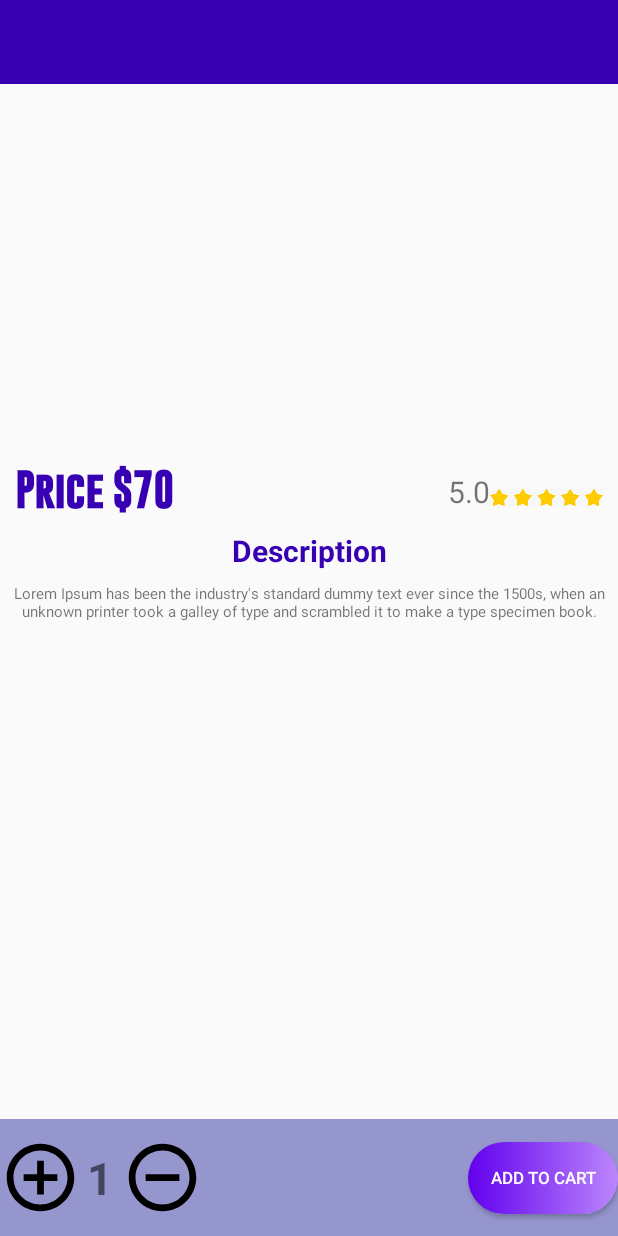
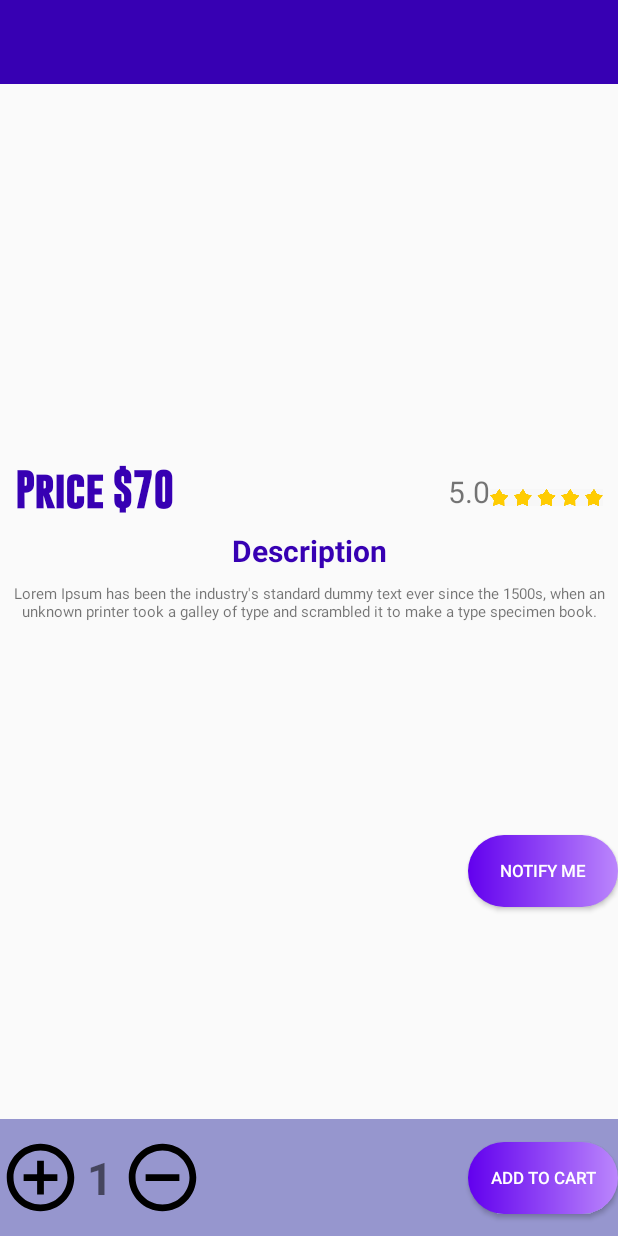
Before and after one commit to anagorea/ProjectCM, an Android app: the DetailedActivity screen opened directly, with no data from a screen before it, on a phone screen of 412 x 824 dp. Run offline under Robolectric (Android 15) with nearby library versions, the phone set to English and light mode, and no system bars; our stand-ins replace Firebase (no records; nobody signed in at launch, a user with empty details on screens opened directly).

Commit message:
commit11

```diff
--- a/app/src/main/java/com/example/ecommerce3/activities/DetailedActivity.java
+++ b/app/src/main/java/com/example/ecommerce3/activities/DetailedActivity.java
@@ -2,9 +2,20 @@ package com.example.ecommerce3.activities;
 
 import androidx.annotation.NonNull;
 import androidx.appcompat.app.AppCompatActivity;
+import androidx.core.app.ActivityCompat;
+import androidx.core.app.NotificationCompat;
+import androidx.core.app.NotificationManagerCompat;
+import androidx.core.content.ContextCompat;
 
+import android.Manifest;
 import android.annotation.SuppressLint;
+import android.app.NotificationChannel;
+import android.app.NotificationManager;
+import android.content.pm.PackageManager;
 import android.media.Image;
+import android.media.RingtoneManager;
+import android.net.Uri;
+import android.os.Build;
 import android.os.Bundle;
 import android.view.View;
 import android.widget.Button;
@@ -14,6 +25,7 @@ import android.widget.Toast;
 import android.widget.Toolbar;
 
 import com.bumptech.glide.Glide;
+import com.example.ecommerce3.CartFragment;
 import com.example.ecommerce3.R;
 import com.example.ecommerce3.models.ViewAllModel;
 import com.google.android.gms.tasks.OnCompleteListener;
@@ -34,14 +46,15 @@ public class DetailedActivity extends AppCompatActivity {
 
 
     ImageView detailedImg;
-    TextView price,rating,description;
+    TextView price, rating, description;
     Button addToCart;
     ImageView addItem, removeItem;
-   // Toolbar toolbar;
+    // Toolbar toolbar;
 
     FirebaseFirestore firestore;
     FirebaseAuth auth;
     ViewAllModel viewAllModel = null;
+    Button button;
 
     @SuppressLint({"MissingInflatedId", "WrongViewCast"})
     @Override
@@ -56,9 +69,10 @@ public class DetailedActivity extends AppCompatActivity {
         firestore = FirebaseFirestore.getInstance();
         auth = FirebaseAuth.getInstance();
         final Object object = getIntent().getSerializableExtra("detail");
-        if (object instanceof ViewAllModel){
+        if (object instanceof ViewAllModel) {
             viewAllModel = (ViewAllModel) object;
         }
+
 
         quantity = findViewById(R.id.quantity);
 
@@ -70,15 +84,39 @@ public class DetailedActivity extends AppCompatActivity {
         rating = findViewById(R.id.detailed_rating);
         description = findViewById(R.id.detailed_dec);
 
-        if (viewAllModel != null){
+        if (viewAllModel != null) {
             Glide.with(getApplicationContext()).load(viewAllModel.getImg_url()).into(detailedImg);
 
             rating.setText(viewAllModel.getRating());
             description.setText(viewAllModel.getDescription());
-            price.setText("Price  :$"+viewAllModel.getPrice()+"");
+            price.setText("Price  :$" + viewAllModel.getPrice() + "");
 
             totalPrice = viewAllModel.getPrice() * totalQuantity;
         }
+
+
+        button = findViewById(R.id.notify_me);
+        final long [] vibe = {0,500};
+        final Uri notificationsound = RingtoneManager.getDefaultUri(RingtoneManager.TYPE_NOTIFICATION);
+        button.setOnClickListener(new View.OnClickListener() {
+            @Override
+            public void onClick(View v) {
+
+                NotificationCompat.Builder mbuilder = (NotificationCompat.Builder)
+                        new NotificationCompat.Builder(getApplicationContext())
+                                .setSmallIcon(R.drawable.logo,10)
+                                .setSound(notificationsound)
+                                .setVibrate(vibe)
+                                .setContentTitle("Notification")
+                                .setContentText("This is a notification for you");
+
+                NotificationManager notificationManager = (NotificationManager)
+                        getSystemService(NOTIFICATION_SERVICE);
+                notificationManager.notify(0,mbuilder.build());
+            }
+        });
+
+
 
         addToCart = findViewById(R.id.add_to_cart);
         addToCart.setOnClickListener(new View.OnClickListener() {
--- a/app/src/main/res/layout/activity_detailed.xml
+++ b/app/src/main/res/layout/activity_detailed.xml
@@ -142,5 +142,19 @@
         app:layout_constraintBottom_toBottomOf="parent"
         app:layout_constraintTop_toTopOf="@+id/relativeLayout"/>
 
+    <Button
+        android:id="@+id/notify_me"
+        android:layout_width="100dp"
+        android:layout_height="48dp"
+        android:background="@drawable/btn_bg_detailed"
+        android:text="Notify Me"
+        android:textAlignment="center"
+        android:textColor="@color/white"
+        android:textSize="11sp"
+        app:layout_constraintBottom_toTopOf="@+id/relativeLayout"
+        app:layout_constraintEnd_toEndOf="parent"
+        app:layout_constraintTop_toBottomOf="@+id/detailed_dec" />
+
+
 
 </androidx.constraintlayout.widget.ConstraintLayout>
--- a/app/src/main/res/layout/fragment_cart.xml
+++ b/app/src/main/res/layout/fragment_cart.xml
@@ -70,13 +70,13 @@
             app:layout_constraintStart_toStartOf="parent"
             app:layout_constraintTop_toBottomOf="@+id/TextView6" />
 
-        <androidx.appcompat.widget.AppCompatButton
+        <Button
             android:id="@+id/buy_now"
             android:layout_width="350dp"
             android:layout_height="48dp"
             android:text="Buy Now"
             android:textAlignment="center"
-            android:textSize="20sp"
+            android:textSize="30sp"
             android:textColor="@color/white"
             android:background="@drawable/btn_bg_detailed"
             app:layout_constraintBottom_toBottomOf="parent"
```
Also changed, not shown: app/src/main/AndroidManifest.xml (+8 -1 lines), app/src/main/java/com/example/ecommerce3/CartFragment.java (+19 -4 lines), app/src/main/java/com/example/ecommerce3/activities/MainActivity.java (+48 -0 lines), app/src/main/java/com/example/ecommerce3/adapters/NavCategoryAdapter.java (+14 -1 lines), app/src/main/java/com/example/ecommerce3/models/NavCategoryModel.java (+11 -1 lines).
